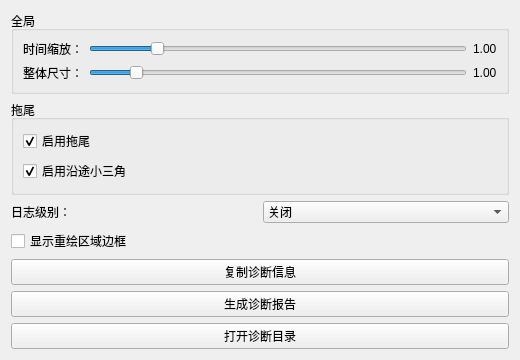
Qt form config/baclickfxconfig.ui (floating142/kwin-effects-ba-click-fx) before a commit.
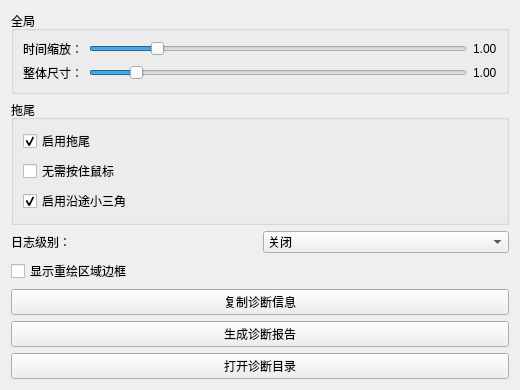
The same form after that commit.

Commit message: feat: improve trail sampling and multi-output performance

Patch:
```diff
--- a/config/baclickfxconfig.ui
+++ b/config/baclickfxconfig.ui
@@ -136,6 +136,12 @@
        </widget>
       </item>
       <item row="1" column="0" colspan="2">
+       <widget class="QCheckBox" name="alwaysTrailCheckBox">
+        <property name="text"><string>无需按住鼠标</string></property>
+        <property name="toolTip"><string>光标移动时持续显示拖尾，可能增加 GPU 占用</string></property>
+       </widget>
+      </item>
+      <item row="2" column="0" colspan="2">
        <widget class="QCheckBox" name="enableDistanceEmitterCheckBox">
         <property name="text"><string>启用沿途小三角</string></property>
         <property name="checked"><bool>true</bool></property>
```
Left out of the diff: 2 changed lines with no effect on the pictures. The commit also changes 19 other files.
